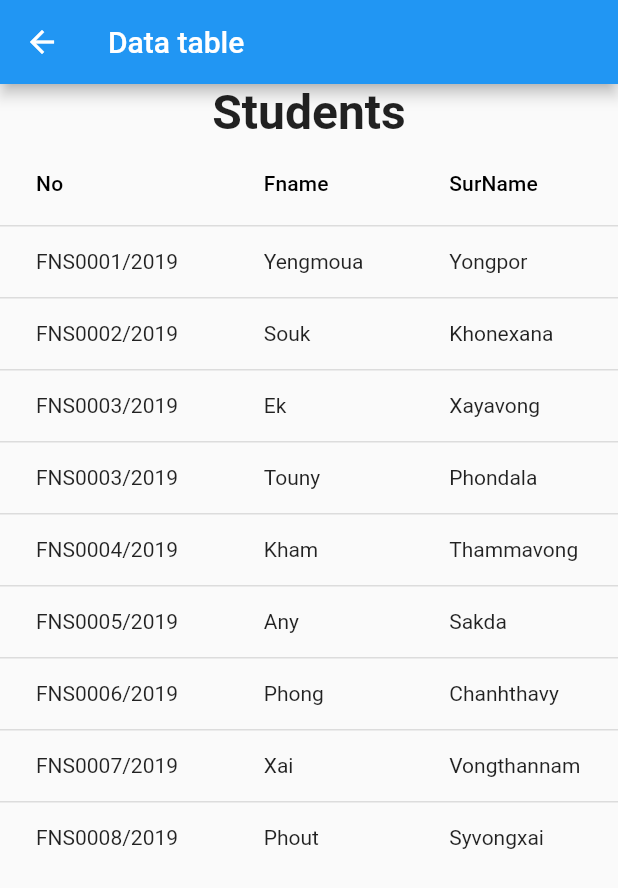
After one commit to sabsab-yeng/SFD, a Flutter app: the DataTablePage screen opened directly, on a phone screen of 412 x 824 dp. The commit adds this screen. Shown: the top 888 px of the screen. Run offline on Flutter 3.47's test engine with Material 2 defaults, Android fonts, the phone set to English and light mode, and no system bars; missing offline and left inert: rect_getter.

Commit message:
Create datatable and ripple effect

```diff
--- a/lib/main.dart
+++ b/lib/main.dart
@@ -1,5 +1,5 @@
 import 'package:flutter/material.dart';
-import 'package:sfd/ui/05.03.2020/text.dart';
+import 'package:sfd/ui/day11/ripple_page.dart';
 
 void main() => runApp(MyApp());
 
@@ -11,7 +11,7 @@ class MyApp extends StatelessWidget {
       theme: ThemeData(
         primarySwatch: Colors.blue,
       ),
-      home: HomePage(),
+      home: RipplePage(),
       debugShowCheckedModeBanner: false,
     );
   }
--- /dev/null
+++ b/lib/ui/day11/datatable_page.dart
@@ -0,0 +1,99 @@
+import 'package:flutter/material.dart';
+
+class DataTablePage extends StatefulWidget {
+  @override
+  _DataTablePageState createState() => _DataTablePageState();
+}
+
+class _DataTablePageState extends State<DataTablePage> {
+  @override
+  Widget build(BuildContext context) {
+    return Scaffold(
+      appBar: AppBar(
+        title: Text("Data table"),
+      ),
+      body: ListView(
+        children: <Widget>[
+          Center(
+            child: Text(
+              "Students",
+              style: TextStyle(fontSize: 32, fontWeight: FontWeight.bold),
+            ),
+          ),
+          DataTable(
+            columns: [
+              DataColumn(label: Text("No")),
+              DataColumn(label: Text("Fname")),
+              DataColumn(label: Text("SurName")),
+            ],
+            rows: [
+              DataRow(
+                cells: [
+                  DataCell(Text("FNS0001/2019")),
+                  DataCell(Text("Yengmoua")),
+                  DataCell(Text("Yongpor")),
+                ],
+              ),
+               DataRow(
+                cells: [
+                  DataCell(Text("FNS0002/2019")),
+                  DataCell(Text("Souk")),
+                  DataCell(Text("Khonexana")),
+                ],
+              ),
+               DataRow(
+                cells: [
+                  DataCell(Text("FNS0003/2019")),
+                  DataCell(Text("Ek")),
+                  DataCell(Text("Xayavong")),
+                ],
+              ),
+               DataRow(
+                cells: [
+                  DataCell(Text("FNS0003/2019")),
+                  DataCell(Text("Touny")),
+                  DataCell(Text("Phondala")),
+                ],
+              ),
+               DataRow(
+                cells: [
+                  DataCell(Text("FNS0004/2019")),
+                  DataCell(Text("Kham")),
+                  DataCell(Text("Thammavong")),
+                ],
+              ),
+               DataRow(
+                cells: [
+                  DataCell(Text("FNS0005/2019")),
+                  DataCell(Text("Any")),
+                  DataCell(Text("Sakda")),
+                ],
+              ),
+               DataRow(
+                cells: [
+                  DataCell(Text("FNS0006/2019")),
+                  DataCell(Text("Phong")),
+                  DataCell(Text("Chanhthavy")),
+                ],
+              ),
+               DataRow(
+                cells: [
+                  DataCell(Text("FNS0007/2019")),
+                  DataCell(Text("Xai")),
+                  DataCell(Text("Vongthannam")),
+                ],
+              ),
+               DataRow(
+                cells: [
+                  DataCell(Text("FNS0008/2019")),
+                  DataCell(Text("Phout")),
+                  DataCell(Text("Syvongxai")),
+                ],
+              ),
+            ],
+          ),
+        ],
+      ),
+    );
+  }
+}
--- a/pubspec.yaml
+++ b/pubspec.yaml
@@ -19,6 +19,7 @@ environment:
 dependencies:
   flutter:
     sdk: flutter
+  rect_getter: ^0.1.0
 
   # The following adds the Cupertino Icons font to your application.
   # Use with the CupertinoIcons class for iOS style icons.
```
Also changed, not shown: lib/ui/day11/ripple_page.dart (added, +87 -0 lines), lib/ui/day11/second_page.dart (added, +15 -0 lines).
